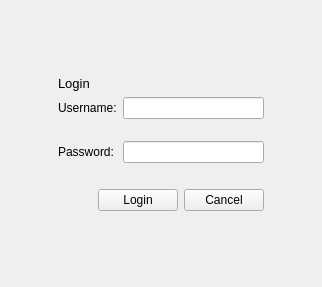
This is src/gui-remote/loginwidget.ui in hyperquantum/PMP as Qt 5 draws it before an edit. The edited form follows.
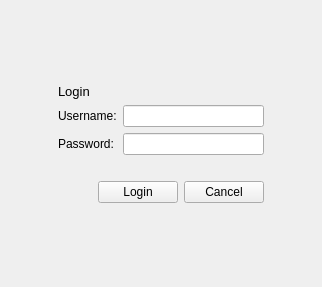
This is the edited form.

Commit message: Removed padding between username and password in LoginWidget.

```diff
--- a/src/gui-remote/loginwidget.ui
+++ b/src/gui-remote/loginwidget.ui
@@ -67,27 +67,14 @@
        <item row="1" column="1">
         <widget class="QLineEdit" name="usernameLineEdit"/>
        </item>
-       <item row="2" column="1">
-        <spacer name="horizontalSpacer_4">
-         <property name="orientation">
-          <enum>Qt::Horizontal</enum>
-         </property>
-         <property name="sizeHint" stdset="0">
-          <size>
-           <width>40</width>
-           <height>10</height>
-          </size>
-         </property>
-        </spacer>
-       </item>
-       <item row="3" column="0">
+       <item row="2" column="0">
         <widget class="QLabel" name="passwordLabel">
          <property name="text">
           <string>Password:</string>
          </property>
         </widget>
        </item>
-       <item row="3" column="1">
+       <item row="2" column="1">
         <widget class="QLineEdit" name="passwordLineEdit">
          <property name="echoMode">
           <enum>QLineEdit::Password</enum>
```
